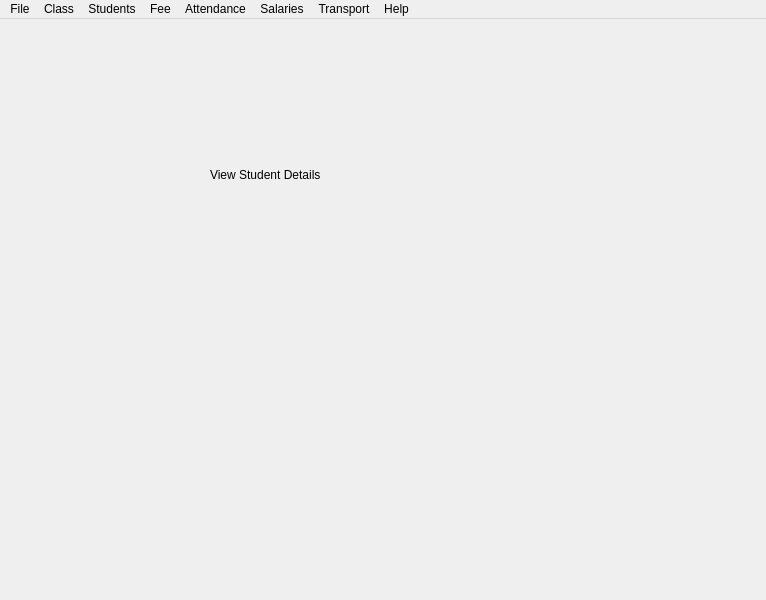
Above: ags_main_window.ui from sudhakartyagi/AGS_ERP before the change. Below: the same form after it.
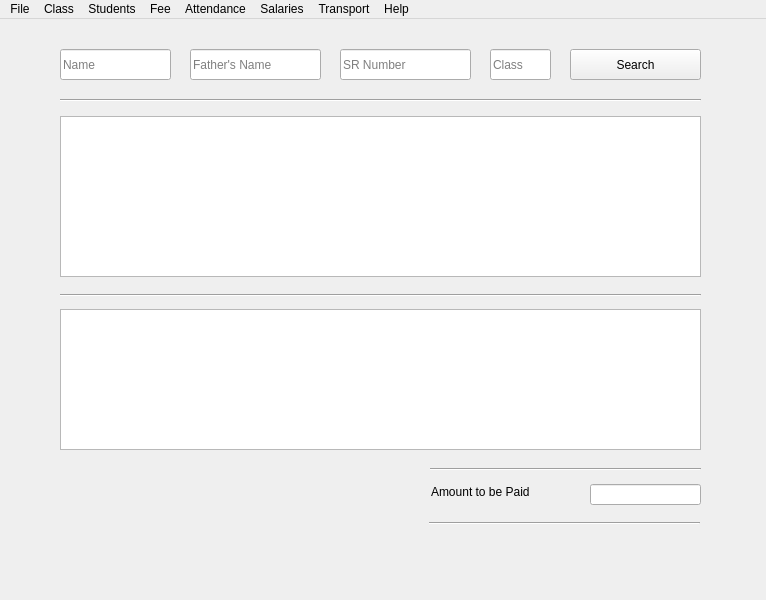
That is the form after the change. The open tabs and pages were chosen to show the change.

Diff of the .ui file:
```diff
--- a/ags_main_window.ui
+++ b/ags_main_window.ui
@@ -393,17 +393,170 @@
      </widget>
     </widget>
     <widget class="QWidget" name="ags_std_detail">
-     <widget class="QLabel" name="label_2">
+     <widget class="QLineEdit" name="srchByStdName">
       <property name="geometry">
        <rect>
-        <x>200</x>
-        <y>120</y>
-        <width>271</width>
-        <height>71</height>
+        <x>50</x>
+        <y>30</y>
+        <width>111</width>
+        <height>31</height>
        </rect>
       </property>
+      <property name="placeholderText">
+       <string>Name</string>
+      </property>
+     </widget>
+     <widget class="Line" name="line_4">
+      <property name="geometry">
+       <rect>
+        <x>50</x>
+        <y>73</y>
+        <width>641</width>
+        <height>16</height>
+       </rect>
+      </property>
+      <property name="orientation">
+       <enum>Qt::Horizontal</enum>
+      </property>
+     </widget>
+     <widget class="QLineEdit" name="srchByStdFathName">
+      <property name="geometry">
+       <rect>
+        <x>180</x>
+        <y>30</y>
+        <width>131</width>
+        <height>31</height>
+       </rect>
+      </property>
+      <property name="placeholderText">
+       <string>Father's Name</string>
+      </property>
+     </widget>
+     <widget class="QLineEdit" name="srchBySrNum">
+      <property name="geometry">
+       <rect>
+        <x>330</x>
+        <y>30</y>
+        <width>131</width>
+        <height>31</height>
+       </rect>
+      </property>
+      <property name="placeholderText">
+       <string>SR Number</string>
+      </property>
+     </widget>
+     <widget class="QLineEdit" name="srchByClass">
+      <property name="geometry">
+       <rect>
+        <x>480</x>
+        <y>30</y>
+        <width>61</width>
+        <height>31</height>
+       </rect>
+      </property>
+      <property name="placeholderText">
+       <string>Class</string>
+      </property>
+     </widget>
+     <widget class="QPushButton" name="searchBtn">
+      <property name="geometry">
+       <rect>
+        <x>560</x>
+        <y>30</y>
+        <width>131</width>
+        <height>31</height>
+       </rect>
+      </property>
       <property name="text">
-       <string>View Student Details</string>
+       <string>Search</string>
+      </property>
+     </widget>
+     <widget class="QLineEdit" name="amntToBePaid">
+      <property name="geometry">
+       <rect>
+        <x>580</x>
+        <y>465</y>
+        <width>111</width>
+        <height>21</height>
+       </rect>
+      </property>
+     </widget>
+     <widget class="QLabel" name="prevBal_4">
+      <property name="geometry">
+       <rect>
+        <x>421</x>
+        <y>457</y>
+        <width>131</width>
+        <height>31</height>
+       </rect>
+      </property>
+      <property name="text">
+       <string>Amount to be Paid</string>
+      </property>
+     </widget>
+     <widget class="Line" name="line_9">
+      <property name="geometry">
+       <rect>
+        <x>420</x>
+        <y>440</y>
+        <width>271</width>
+        <height>20</height>
+       </rect>
+      </property>
+      <property name="orientation">
+       <enum>Qt::Horizontal</enum>
+      </property>
+     </widget>
+     <widget class="QTableView" name="stdsDataView">
+      <property name="geometry">
+       <rect>
+        <x>50</x>
+        <y>97</y>
+        <width>641</width>
+        <height>161</height>
+       </rect>
+      </property>
+      <property name="baseSize">
+       <size>
+        <width>100</width>
+        <height>100</height>
+       </size>
+      </property>
+     </widget>
+     <widget class="Line" name="line_11">
+      <property name="geometry">
+       <rect>
+        <x>50</x>
+        <y>268</y>
+        <width>641</width>
+        <height>16</height>
+       </rect>
+      </property>
+      <property name="orientation">
+       <enum>Qt::Horizontal</enum>
+      </property>
+     </widget>
+     <widget class="Line" name="line_10">
+      <property name="geometry">
+       <rect>
+        <x>419</x>
+        <y>494</y>
+        <width>271</width>
+        <height>20</height>
+       </rect>
+      </property>
+      <property name="orientation">
+       <enum>Qt::Horizontal</enum>
+      </property>
+     </widget>
+     <widget class="QTableView" name="stdFeeHistory">
+      <property name="geometry">
+       <rect>
+        <x>50</x>
+        <y>290</y>
+        <width>641</width>
+        <height>141</height>
+       </rect>
       </property>
      </widget>
     </widget>
```
Left out of the diff: 373 changed lines with no effect on the pictures.
